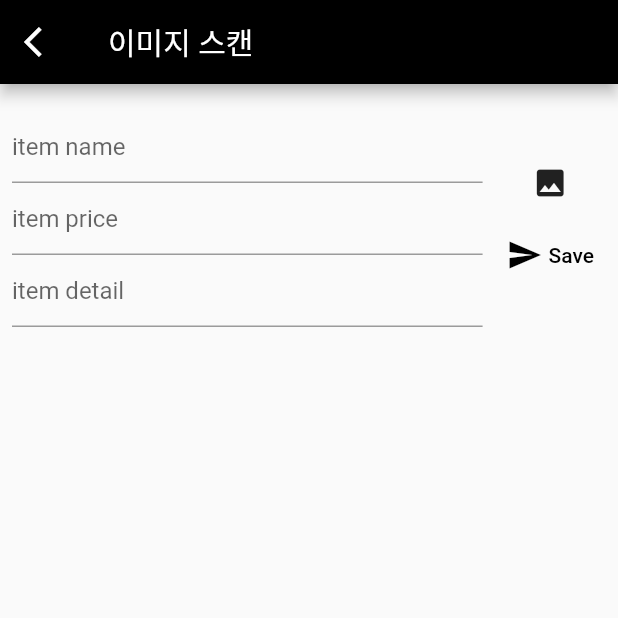
After one commit to songdabin/refrigerator, a Flutter app: the ScanPage screen opened by its route, on a phone screen of 412 x 824 dp, the top half of it. The commit adds this screen. Run offline on Flutter 3.47's test engine with Material 2 defaults, Android fonts, the phone set to English and light mode, and no system bars; our stand-ins replace cloud_firestore, firebase_auth, firebase_core, google_sign_in, image_picker; missing offline and left inert: firebase_ui_auth; accounts and stored records are empty.

Commit message:
feat : recipe, scan page add

```diff
--- a/app/lib/app.dart
+++ b/app/lib/app.dart
@@ -1,12 +1,15 @@
 import 'package:firebase_ui_auth/firebase_ui_auth.dart';
 import 'package:flutter/material.dart';
 import 'package:shrine/list.dart';
+import 'package:shrine/recipe.dart';
 
 import 'home.dart';
 import 'login.dart';
 import 'profile.dart';
 import 'list.dart';
 import 'add.dart';
+import 'scan.dart';
+import 'recipe.dart';
 
 class ShrineApp extends StatelessWidget {
   const ShrineApp({Key? key}) : super(key: key);
@@ -22,6 +25,8 @@ class ShrineApp extends StatelessWidget {
         '/profile': (BuildContext context) => const ProfilePage(),
         '/list': (BuildContext context) => const ListPage(),
         '/add': (BuildContext context) => const ProductAddPage(),
+        '/scan': (BuildContext context) => const ScanPage(),
+        '/recipe': (BuildContext context) => const RecipePage(),
         // '/detail': (BuildContext context) => const DetailPage(),
       },
     );
--- a/app/lib/home.dart
+++ b/app/lib/home.dart
@@ -125,9 +125,9 @@ class HomePage extends StatelessWidget {
               ),
             ),
             ListTile(
-              title: const Text('바코드 스캔'),
+              title: const Text('이미지 스캔'),
               onTap: () {
-                Navigator.pop(context);
+                Navigator.pushNamed(context, '/scan');
               },
             ),
             ListTile(
@@ -139,7 +139,7 @@ class HomePage extends StatelessWidget {
             ListTile(
               title: const Text('레시피 보기'),
               onTap: () {
-                Navigator.pop(context);
+                Navigator.pushNamed(context, '/recipe');
               },
             ),
             ListTile(
--- /dev/null
+++ b/app/lib/scan.dart
@@ -0,0 +1,180 @@
+import 'dart:async';
+import 'dart:ui';
+
+import 'package:cloud_firestore/cloud_firestore.dart';
+import 'package:firebase_auth/firebase_auth.dart'
+    hide EmailAuthProvider, PhoneAuthProvider;
+import 'package:firebase_core/firebase_core.dart';
+import 'package:flutter/cupertino.dart';
+import 'package:flutter/material.dart';
+import 'package:image_picker/image_picker.dart';
+import 'package:intl/intl.dart';
+import 'package:provider/provider.dart';
+import 'package:shrine/ApplicationState.dart';
+import 'package:shrine/detail.dart';
+
+import 'model/product.dart';
+
+class ScanPage extends StatelessWidget {
+  const ScanPage({Key? key}) : super(key: key);
+  @override
+  Widget build(BuildContext context) {
+    return Scaffold(
+      appBar: AppBar(
+        leading: IconButton(
+          icon: const Icon(
+            Icons.arrow_back_ios,
+            semanticLabel: 'back',
+          ),
+          onPressed: () {
+            Navigator.pop(context);
+          },
+        ),
+        backgroundColor: Colors.black,
+        title: const Text('이미지 스캔'),
+      ),
+      body: Column(
+        children: [
+          const Padding(padding: EdgeInsets.fromLTRB(0, 10, 0, 0)),
+          Consumer<ApplicationState>(
+            builder: (context, appState, _) => Column(
+              crossAxisAlignment: CrossAxisAlignment.start,
+              children: [
+                if (appState.loggedIn) ...[
+                  SizedBox(
+                    height: 200,
+                    child: Add(
+                      addProduct: (name, price, detail) =>
+                          appState.addProductToProducts(name, price, detail),
+                      products: appState.products,
+                    ),
+                  ),
+                ],
+              ],
+            ),
+          ),
+        ],
+      ),
+      resizeToAvoidBottomInset: false,
+    );
+  }
+}
+
+class Add extends StatefulWidget {
+  const Add({Key? key,
+    required this.addProduct,
+    required this.products,
+  }) : super(key: key);
+
+  final FutureOr<void> Function(String name, int price, String detail) addProduct;
+  final List<Product> products;
+
+  @override
+  State<Add> createState() => _AddState();
+}
+
+class _AddState extends State<Add> {
+  final _formKey = GlobalKey<FormState>(debugLabel: '_AddPageState');
+  final _nameController = TextEditingController();
+  final _priceController = TextEditingController();
+  final _detailController = TextEditingController();
+
+  PickedFile? _image;
+
+  @override
+  Widget build(BuildContext context) {
+    return Column(
+        crossAxisAlignment: CrossAxisAlignment.start,
+        children: [
+          Padding(
+            padding: const EdgeInsets.all(8),
+            child: Form(
+              key: _formKey,
+              child: Row(
+                children: [
+                  Expanded(
+                    child: Column(
+                        children: [
+                          TextFormField(
+                            controller: _nameController,
+                            decoration: const InputDecoration(
+                              hintText: 'item name',
+                            ),
+                            validator: (value) {
+                              if (value == null || value.isEmpty) {
+                                return 'Enter item name to continue';
+                              }
+                              return null;
+                            },
+                          ),
+                          TextFormField(
+                            keyboardType: TextInputType.number,
+                            controller: _priceController,
+                            decoration: const InputDecoration(
+                              hintText: 'item price',
+                            ),
+                            validator: (value) {
+                              if (value == null || value.isEmpty) {
+                                return 'Enter item price to continue';
+                              }
+                              return null;
+                            },
+                          ),
+                          TextFormField(
+                            controller: _detailController,
+                            decoration: const InputDecoration(
+                              hintText: 'item detail',
+                            ),
+                            validator: (value) {
+                              if (value == null || value.isEmpty) {
+                                return 'Enter item detail to continue';
+                              }
+                              return null;
+                            },
+                          ),
+                        ]
+                    ),
+                  ),
+                  const SizedBox(width: 8),
+                  Column(
+                    children: [
+                      IconButton(
+                        onPressed: getImageFromGallery,
+                        icon: const Icon(Icons.image),
+                      ),
+                      TextButton(
+                        onPressed: () async {
+                          if (_formKey.currentState!.validate()) {
+                            await widget.addProduct(_nameController.text,
+                                int.parse(_priceController.text), _detailController.text);
+                            _nameController.clear();
+                            _priceController.clear();
+                            _detailController.clear();
+                          }
+                        },
+                        child: Row(
+                          children: const [
+                            Icon(Icons.send, color: Colors.black,),
+                            SizedBox(width: 4),
+                            Text('Save', style: TextStyle(color: Colors.black),),
+                          ],
+                        ),
+                      ),
+                    ],
+                  )
+                ],
+              ),
+            ),
+          ),
+          const SizedBox(height: 8),
+        ]
+    );
+  }
+
+  Future getImageFromGallery() async {
+    var image = await ImagePicker.platform.pickImage(source: ImageSource.gallery);
+    setState(() {
+      _image = image!;
+    });
+  }
+}
```
Also changed, not shown: app/lib/recipe.dart (added, +224 -0 lines), 2 other files.
